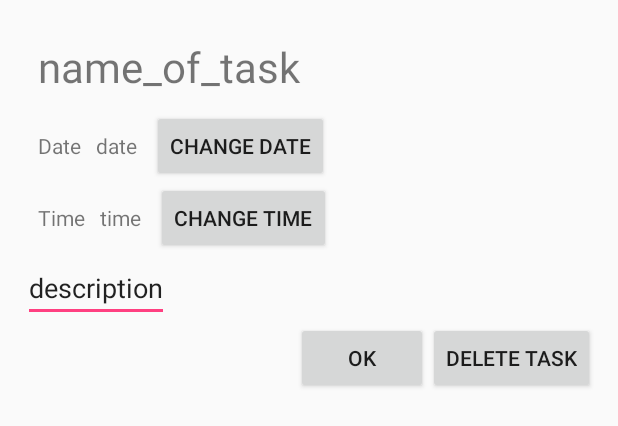
After one commit to DenisNosov/TaskScheduler, an Android app: the layout activity_task.xml on its own in the app's theme, with its tools: preview values and no code run, on a phone screen of 412 x 824 dp. The commit adds this screen. Shown: the top 426 px of the screen. Run offline under Robolectric (Android 15) with nearby library versions, the phone set to English and light mode, and no system bars.

Commit message:
Task activity added, renaming works

```diff
--- a/app/src/main/AndroidManifest.xml
+++ b/app/src/main/AndroidManifest.xml
@@ -21,6 +21,11 @@
                 <action android:name="denis.intent.action.ADD_TASK"/>
             </intent-filter>
         </activity>
+        <activity android:name=".TaskActivity.TaskActivity">
+            <intent-filter>
+                <action android:name="denis.intent.action.SHOW_TASK"/>
+            </intent-filter>
+        </activity>
     </application>
 
 </manifest>
--- a/app/src/main/java/denis/dev/taskscheduler/Common/Task.java
+++ b/app/src/main/java/denis/dev/taskscheduler/Common/Task.java
@@ -78,4 +78,5 @@ public class Task extends RealmObject {
     public void setDone() {
         isDone = true;
     }
+
 }
--- a/app/src/main/java/denis/dev/taskscheduler/MainActivity/IModel.java
+++ b/app/src/main/java/denis/dev/taskscheduler/MainActivity/IModel.java
@@ -12,4 +12,5 @@ public interface IModel {
     void closeRealm();
     void clear();
     boolean exists(String newName);
+    Task find(String text);
 }
--- a/app/src/main/java/denis/dev/taskscheduler/MainActivity/MainRepository.java
+++ b/app/src/main/java/denis/dev/taskscheduler/MainActivity/MainRepository.java
@@ -80,4 +80,10 @@ public class MainRepository implements IModel{
         if (exists.isEmpty()) return false;
         else return true;
     }
+
+    @Override
+    public Task find(String text) {
+        RealmResults<Task> findTask = realm.where(Task.class).equalTo("name", text).findAll();
+        return findTask.get(0);
+    }
 }
--- a/app/src/main/java/denis/dev/taskscheduler/MainActivity/MainView.java
+++ b/app/src/main/java/denis/dev/taskscheduler/MainActivity/MainView.java
@@ -1,8 +1,8 @@
 package denis.dev.taskscheduler.MainActivity;
 
-import android.content.Intent;
+import com.arellomobile.mvp.MvpView;
 
-import com.arellomobile.mvp.MvpView;
+import denis.dev.taskscheduler.Common.Task;
 
 public interface MainView extends MvpView{
     void initView();
@@ -10,4 +10,5 @@ public interface MainView extends MvpView{
     void setDoneItem(int position);
     void startActivityAdd();
     void makeNewToast(String text);
+    void startActivityTask(Task task);
 }
--- /dev/null
+++ b/app/src/main/res/layout/activity_task.xml
@@ -0,0 +1,94 @@
+<?xml version="1.0" encoding="utf-8"?>
+<LinearLayout xmlns:android="http://schemas.android.com/apk/res/android"
+    android:orientation="vertical" android:layout_width="match_parent"
+    android:layout_height="match_parent"
+    android:padding="15dp">
+
+    <LinearLayout
+        android:layout_width="match_parent"
+        android:layout_height="wrap_content"
+        android:layout_margin="10dp"
+        android:weightSum="2">
+
+        <TextView
+            android:id="@+id/tvTaskName"
+            android:layout_width="wrap_content"
+            android:layout_height="match_parent"
+            android:layout_weight="1"
+            android:text="name_of_task"
+            android:textSize="28sp" />
+
+    </LinearLayout>
+
+    <LinearLayout
+        android:layout_width="wrap_content"
+        android:layout_height="wrap_content">
+
+        <TextView
+            android:layout_marginHorizontal="10dp"
+            android:layout_width="wrap_content"
+            android:layout_height="wrap_content"
+            android:text="Date"/>
+        <TextView
+            android:id="@+id/tvTaskDate"
+            android:text="date"
+            android:layout_width="wrap_content"
+            android:layout_height="wrap_content"
+            android:layout_marginRight="10dp"/>
+        <Button
+            android:id="@+id/btnChangeDate"
+            android:layout_width="wrap_content"
+            android:layout_height="wrap_content"
+            android:text="Change date"/>
+
+    </LinearLayout>
+
+    <LinearLayout
+        android:layout_width="wrap_content"
+        android:layout_height="wrap_content">
+
+        <TextView
+            android:layout_marginHorizontal="10dp"
+            android:layout_width="wrap_content"
+            android:layout_height="wrap_content"
+            android:text="Time"/>
+        <TextView
+            android:id="@+id/tvTaskTime"
+            android:text="time"
+            android:layout_width="wrap_content"
+            android:layout_height="wrap_content"
+            android:layout_marginRight="10dp"/>
+        <Button
+            android:id="@+id/btnChangeTime"
+            android:layout_width="wrap_content"
+            android:layout_height="wrap_content"
+            android:text="Change time"/>
+
+    </LinearLayout>
+
+    <EditText
+        android:id="@+id/etTaskDescription"
+        android:layout_width="wrap_content"
+        android:layout_height="wrap_content"
+        android:text="description"/>
+
+    <LinearLayout
+        android:layout_gravity="right"
+        android:layout_width="wrap_content"
+        android:layout_height="wrap_content">
+
+        <Button
+            android:id="@+id/btnTaskOk"
+            android:layout_width="wrap_content"
+            android:layout_height="wrap_content"
+            android:text="OK"/>
+
+        <Button
+            android:id="@+id/btnTaskDelete"
+            android:layout_width="wrap_content"
+            android:layout_height="wrap_content"
+            android:text="Delete task"/>
+
+    </LinearLayout>
+
+</LinearLayout>
--- a/app/src/main/res/layout/task_layout.xml
+++ b/app/src/main/res/layout/task_layout.xml
@@ -3,8 +3,7 @@
     xmlns:android="http://schemas.android.com/apk/res/android" android:layout_width="match_parent"
     android:layout_height="match_parent"
     android:orientation="horizontal"
-    android:weightSum="100"
-    >
+    android:weightSum="100">
 
     <CheckBox
         android:focusable="false"
--- a/build.gradle
+++ b/build.gradle
@@ -7,7 +7,7 @@ buildscript {
         jcenter()
     }
     dependencies {
-        classpath 'com.android.tools.build:gradle:3.1.0'
+        classpath 'com.android.tools.build:gradle:3.1.1'
 
         //Realm
         classpath "io.realm:realm-gradle-plugin:5.0.0"
```
Also changed, not shown: app/src/main/java/denis/dev/taskscheduler/MainActivity/MainActivity.java (+18 -10 lines), app/src/main/java/denis/dev/taskscheduler/MainActivity/MainPresenter.java (+5 -3 lines), app/src/main/java/denis/dev/taskscheduler/TaskActivity/TaskActivity.java (added, +82 -0 lines), app/src/main/java/denis/dev/taskscheduler/TaskActivity/TaskPresenter.java (added, +57 -0 lines), app/src/main/java/denis/dev/taskscheduler/TaskActivity/TaskView.java (added, +11 -0 lines), app/src/main/java/denis/dev/taskscheduler/Common/TaskAdapter.java (line endings or trailing spaces).
